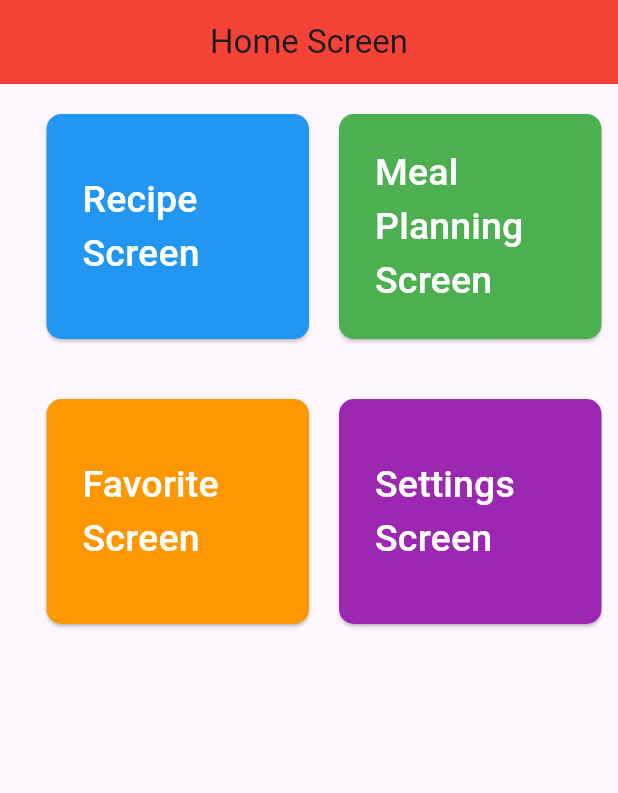
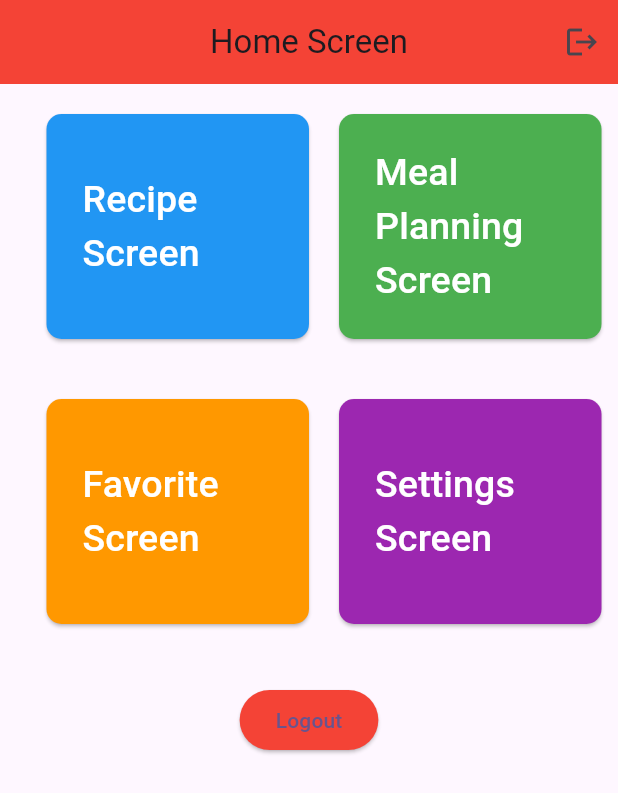
Before and after one commit to DavEspo/recipe_and_meal_planning_app, a Flutter app: the HomePage screen opened directly, on a phone screen of 412 x 824 dp. Shown: the top 793 px of the screen. Run offline on Flutter 3.47's test engine with Material 3 defaults, Android fonts, the light colour scheme and no system bars; our stand-ins replace sqflite; accounts and stored records are empty.

Commit message:
added logout button

```diff
--- a/lib/main.dart
+++ b/lib/main.dart
@@ -61,12 +61,12 @@ class WelcomePage extends StatelessWidget {
                   ),
                 );
               },
-              child: const Text("Go to Login"),
               style: ElevatedButton.styleFrom(
                 padding: const EdgeInsets.symmetric(horizontal: 30, vertical: 15),
                 textStyle: const TextStyle(fontSize: 20),
                 backgroundColor: Colors.grey,
               ),
+              child: const Text("Go to Login"),
             ),
           ],
         ),
@@ -274,6 +274,14 @@ class HomePage extends StatelessWidget {
         title: const Text("Home Screen"),
         centerTitle: true,
         backgroundColor: Colors.red,
+        actions: [
+          IconButton(
+            icon: Icon(Icons.logout),
+            onPressed: () {
+              _logout(context);  // Function to handle logout
+            },
+          )
+        ],
       ),
       body: Column(
         children: [
@@ -289,16 +297,16 @@ class HomePage extends StatelessWidget {
                       MaterialPageRoute(builder: (context) => RecipeScreen()),
                     );
                   },
-                  child: const Text(
-                    "Recipe Screen",
-                    style: TextStyle(color: Colors.white, fontSize: 25),
-                  ),
                   style: ElevatedButton.styleFrom(
                     shape: RoundedRectangleBorder(
                       borderRadius: BorderRadius.circular(10),
                     ),
                     fixedSize: const Size(175, 150),
                     backgroundColor: Colors.blue, // Color for Recipe Screen
+                  ),
+                  child: const Text(
+                    "Recipe Screen",
+                    style: TextStyle(color: Colors.white, fontSize: 25),
                   ),
                 ),
               ),
@@ -311,16 +319,16 @@ class HomePage extends StatelessWidget {
                       MaterialPageRoute(builder: (context) => MealPlanScreen()),
                     );
                   },
-                  child: const Text(
-                    "Meal Planning Screen",
-                    style: TextStyle(color: Colors.white, fontSize: 25),
-                  ),
                   style: ElevatedButton.styleFrom(
                     shape: RoundedRectangleBorder(
                       borderRadius: BorderRadius.circular(10),
                     ),
                     fixedSize: const Size(175, 150),
                     backgroundColor: Colors.green, // Color for Meal Planning Screen
+                  ),
+                  child: const Text(
+                    "Meal Planning Screen",
+                    style: TextStyle(color: Colors.white, fontSize: 25),
                   ),
                 ),
               ),
@@ -339,16 +347,16 @@ class HomePage extends StatelessWidget {
                       MaterialPageRoute(builder: (context) => FavoriteScreen()),
                     );
                   },
-                  child: const Text(
-                    "Favorite Screen",
-                    style: TextStyle(color: Colors.white, fontSize: 25),
-                  ),
                   style: ElevatedButton.styleFrom(
                     shape: RoundedRectangleBorder(
                       borderRadius: BorderRadius.circular(10),
                     ),
                     fixedSize: const Size(175, 150),
                     backgroundColor: Colors.orange, // Color for Favorite Screen
+                  ),
+                  child: const Text(
+                    "Favorite Screen",
+                    style: TextStyle(color: Colors.white, fontSize: 25),
                   ),
                 ),
               ),
@@ -361,10 +369,6 @@ class HomePage extends StatelessWidget {
                       MaterialPageRoute(builder: (context) => SettingsScreen()),
                     );
                   },
-                  child: const Text(
-                    "Settings Screen",
-                    style: TextStyle(color: Colors.white, fontSize: 25),
-                  ),
                   style: ElevatedButton.styleFrom(
                     shape: RoundedRectangleBorder(
                       borderRadius: BorderRadius.circular(10),
@@ -372,18 +376,44 @@ class HomePage extends StatelessWidget {
                     fixedSize: const Size(175, 150),
                     backgroundColor: Colors.purple, // Color for Settings Screen
                   ),
+                  child: const Text(
+                    "Settings Screen",
+                    style: TextStyle(color: Colors.white, fontSize: 25),
+                  ),
                 ),
               ),
             ],
+          ),
+          const SizedBox(height: 20),
+          // Logout button
+          ElevatedButton(
+            onPressed: () {
+              _logout(context);  // Call logout function
+            },
+            style: ElevatedButton.styleFrom(
+              backgroundColor: Colors.red, // Logout button color
+            ),
+            child: const Text("Logout"),
           ),
         ],
       ),
     );
   }
+
+  // Logout function to navigate back to the LoginPage
+  void _logout(BuildContext context) {
+    Navigator.pushReplacement(
+      context,
+      MaterialPageRoute(builder: (context) => const LoginPage(title: 'Login Screen')),
+    );
+  }
 }
 
 
+
 class RecipeScreen extends StatelessWidget {
+  const RecipeScreen({super.key});
+
   @override
   Widget build(BuildContext context) {
     return Scaffold(
@@ -418,6 +448,8 @@ class RecipeScreen extends StatelessWidget {
 }
 
 class MealPlanScreen extends StatelessWidget {
+  const MealPlanScreen({super.key});
+
   @override
   Widget build(BuildContext context) {
     return Scaffold(
@@ -441,6 +473,8 @@ class MealPlanScreen extends StatelessWidget {
 }
 
 class FavoriteScreen extends StatelessWidget {
+  const FavoriteScreen({super.key});
+
   @override
   Widget build(BuildContext context) {
     return Scaffold(
@@ -464,6 +498,8 @@ class FavoriteScreen extends StatelessWidget {
 }
 
 class SettingsScreen extends StatelessWidget {
+  const SettingsScreen({super.key});
+
   @override
   Widget build(BuildContext context) {
     return Scaffold(
```
